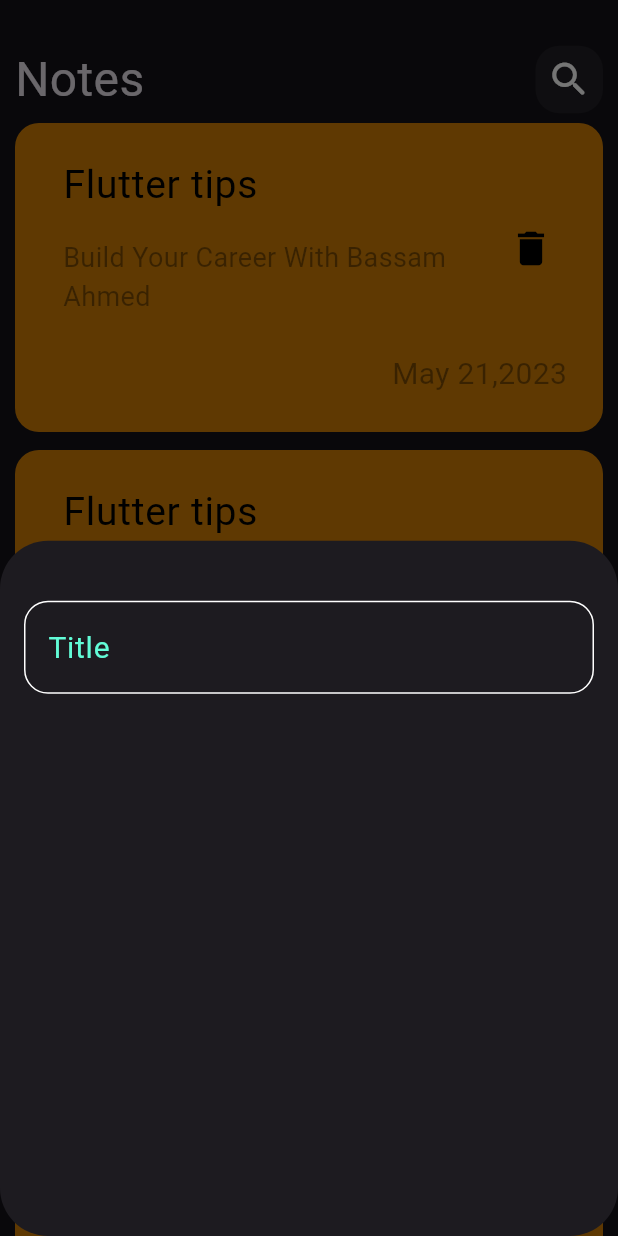
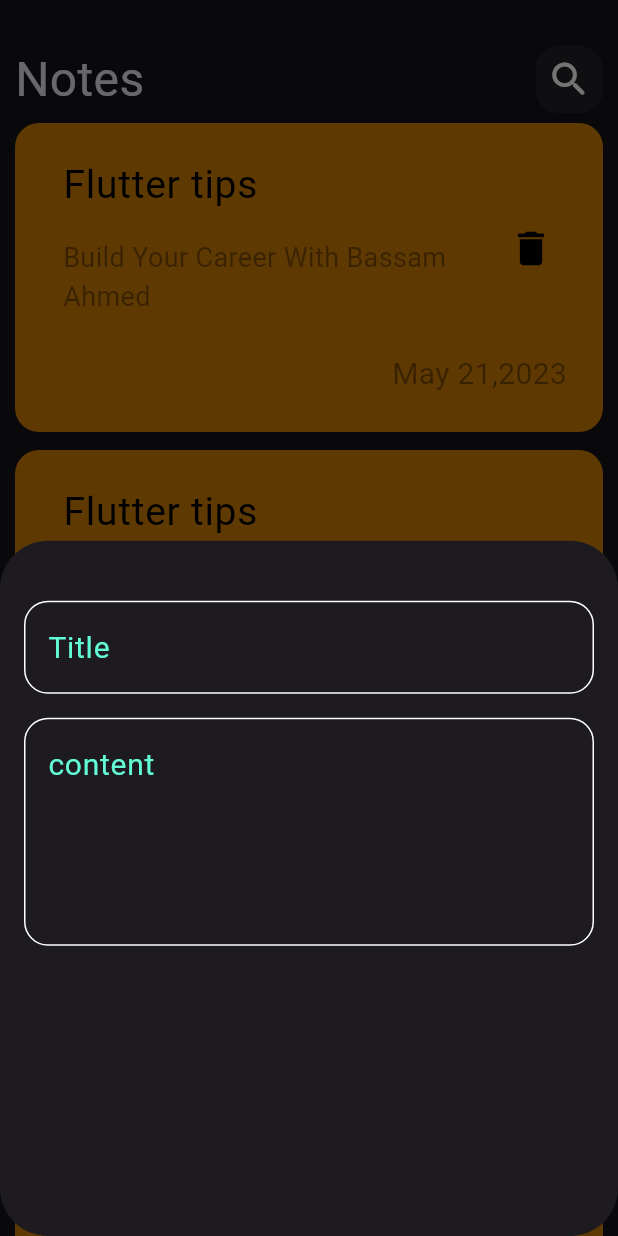
Before and after one commit to bassamAhmedBe/NotesTwo, a Flutter app: the screen it shows after launch, after a tap on the "add" icon, on a phone screen of 412 x 824 dp. Run offline on Flutter 3.47's test engine with Material 3 defaults, Android fonts, the phone set to English and light mode, and no system bars.

Commit message:
add field to botton shet

```diff
--- a/lib/widgets/add-note-botton-sheet.dart
+++ b/lib/widgets/add-note-botton-sheet.dart
@@ -6,8 +6,8 @@
 
   @override
   Widget build(BuildContext context) {
-    return Padding(
-      padding: const EdgeInsets.all(16),
+    return const Padding(
+      padding:  EdgeInsets.all(16),
       child: Column(
         children: [
           SizedBox(
@@ -16,6 +16,13 @@
           CustomTextField(
             hintText: 'Title',
           ),
+          SizedBox(
+            height: 16,
+          ),
+          CustomTextField(
+            maxLine: 5,
+            hintText: 'content',
+          ),
         ],
       ),
     );
--- a/lib/widgets/custom_textfield.dart
+++ b/lib/widgets/custom_textfield.dart
@@ -2,15 +2,21 @@
 import 'package:note_two/constant.dart';
 
 class CustomTextField extends StatelessWidget {
-  const CustomTextField({super.key, required this.hintText});
+  const CustomTextField({
+    super.key,
+    required this.hintText,
+     this.maxLine=1,
+  });
   final String hintText;
+  final int maxLine;
   @override
   Widget build(BuildContext context) {
     return TextField(
       cursorColor: kPrimaryColor,
+      maxLines: maxLine,
       decoration: InputDecoration(
         hintText: hintText,
-        hintStyle: TextStyle(color: kPrimaryColor, fontSize: 20),
+        hintStyle:const TextStyle(color: kPrimaryColor, fontSize: 20),
         border: buildBorder(),
         enabledBorder: buildBorder(),
         focusedBorder: buildBorder(
```
